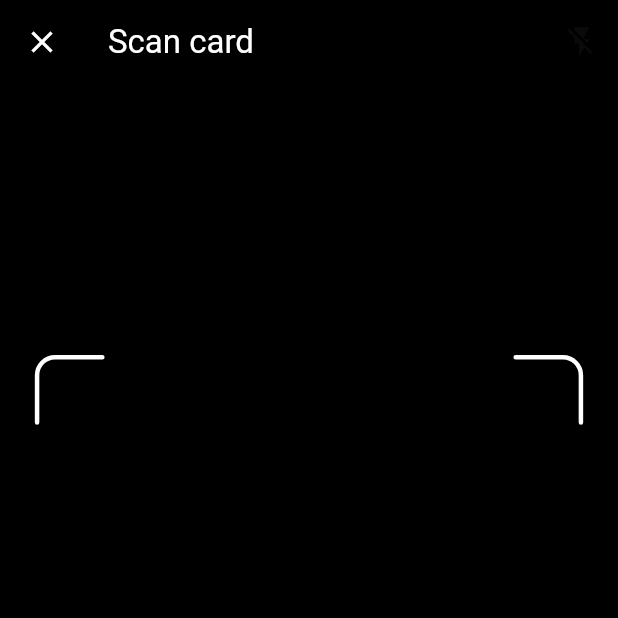
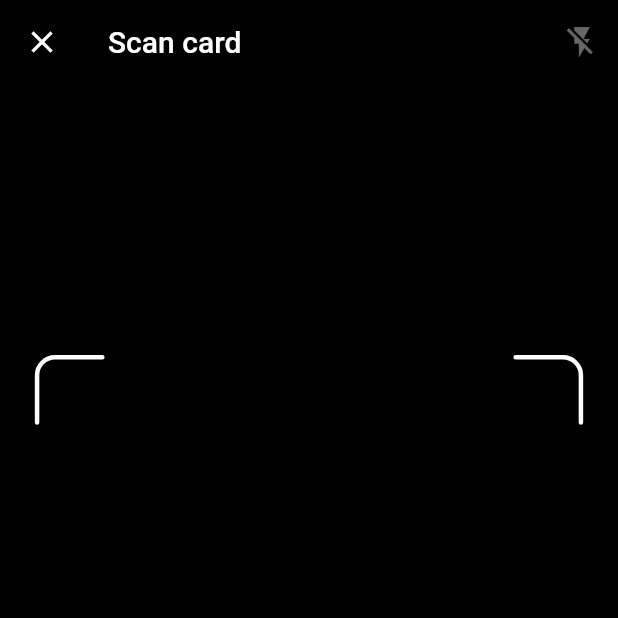
Before and after one commit to PopovVA/flutter_card_scanner_plus, a Flutter app: the screen it shows after launch, after a tap on "Scan (number + expiry, name if quick)", on a phone screen of 412 x 824 dp, the top half of it. Run offline on Flutter 3.47's test engine with Material 3 defaults, Android fonts, the phone set to English and light mode, and no system bars; our stand-ins replace image_picker.

Commit message:
Keep page controls visible regardless of app AppBarTheme
Set icon, action and title colors explicitly on the scanner AppBar and
expose foregroundColor on CardScannerPage. Bump to 0.1.1.

```diff
--- a/lib/src/ui/card_scanner_page.dart
+++ b/lib/src/ui/card_scanner_page.dart
@@ -1,4 +1,5 @@
 import 'package:flutter/material.dart';
+import 'package:flutter/services.dart';
 
 import '../controller/card_scanner_controller.dart';
 import '../core/card_scan_result.dart';
@@ -17,17 +18,23 @@ class CardScannerPage extends StatefulWidget {
     this.requirements = ScanRequirements.standard,
     this.title,
     this.overlayBuilder,
+    this.foregroundColor = Colors.white,
   });
 
   final ScanRequirements requirements;
   final String? title;
   final CardScannerOverlayBuilder? overlayBuilder;
 
+  /// Color of the close button, torch toggle and title. Applied explicitly
+  /// so the app's `AppBarTheme` cannot make them vanish on the dark preview.
+  final Color foregroundColor;
+
   static Future<CardScanResult?> show(
     BuildContext context, {
     ScanRequirements requirements = ScanRequirements.standard,
     String? title,
     CardScannerOverlayBuilder? overlayBuilder,
+    Color foregroundColor = Colors.white,
   }) => Navigator.of(context).push<CardScanResult>(
     MaterialPageRoute(
       fullscreenDialog: true,
@@ -35,6 +42,7 @@ class CardScannerPage extends StatefulWidget {
         requirements: requirements,
         title: title,
         overlayBuilder: overlayBuilder,
+        foregroundColor: foregroundColor,
       ),
     ),
   );
@@ -71,19 +79,36 @@ class _CardScannerPageState extends State<CardScannerPage> {
 
   @override
   Widget build(BuildContext context) {
+    final fg = widget.foregroundColor;
     return Scaffold(
       backgroundColor: Colors.black,
       extendBodyBehindAppBar: true,
       appBar: AppBar(
         backgroundColor: Colors.transparent,
-        foregroundColor: Colors.white,
+        surfaceTintColor: Colors.transparent,
+        foregroundColor: fg,
+        // Explicit icon and title colors: AppBarTheme.iconTheme and
+        // titleTextStyle would otherwise override foregroundColor.
+        iconTheme: IconThemeData(color: fg),
+        actionsIconTheme: IconThemeData(color: fg),
+        titleTextStyle: TextStyle(
+          color: fg,
+          fontSize: 20,
+          fontWeight: FontWeight.w500,
+        ),
+        systemOverlayStyle: fg.computeLuminance() > 0.5
+            ? SystemUiOverlayStyle.light
+            : SystemUiOverlayStyle.dark,
         elevation: 0,
+        scrolledUnderElevation: 0,
         title: widget.title == null ? null : Text(widget.title!),
-        leading: const CloseButton(),
+        leading: CloseButton(color: fg),
         actions: [
           ValueListenableBuilder<CardScannerState>(
             valueListenable: _controller,
             builder: (context, state, _) => IconButton(
+              color: fg,
+              disabledColor: fg.withValues(alpha: 0.4),
               icon: Icon(state.torchEnabled ? Icons.flash_on : Icons.flash_off),
               onPressed: state.isRunning ? _controller.toggleTorch : null,
             ),
@@ -102,7 +127,7 @@ class _CardScannerPageState extends State<CardScannerPage> {
                   error.isPermissionDenied
                       ? 'Camera access is required to scan a card.'
                       : 'Camera error: ${error.message ?? error.code}',
-                  style: const TextStyle(color: Colors.white),
+                  style: TextStyle(color: fg),
                   textAlign: TextAlign.center,
                 ),
               ),
--- a/pubspec.yaml
+++ b/pubspec.yaml
@@ -2,7 +2,7 @@ name: flutter_card_scanner_plus
 description: >-
   On-device bank card scanner (Visa, Mastercard, Amex). Native OCR via
   iOS Vision and Android ML Kit, no third-party camera plugin required.
-version: 0.1.0
+version: 0.1.1
 repository: https://github.com/PopovVA/flutter_card_scanner_plus
 issue_tracker: https://github.com/PopovVA/flutter_card_scanner_plus/issues
 topics:
```
Also changed, not shown: example/pubspec.lock, 2 other files.
